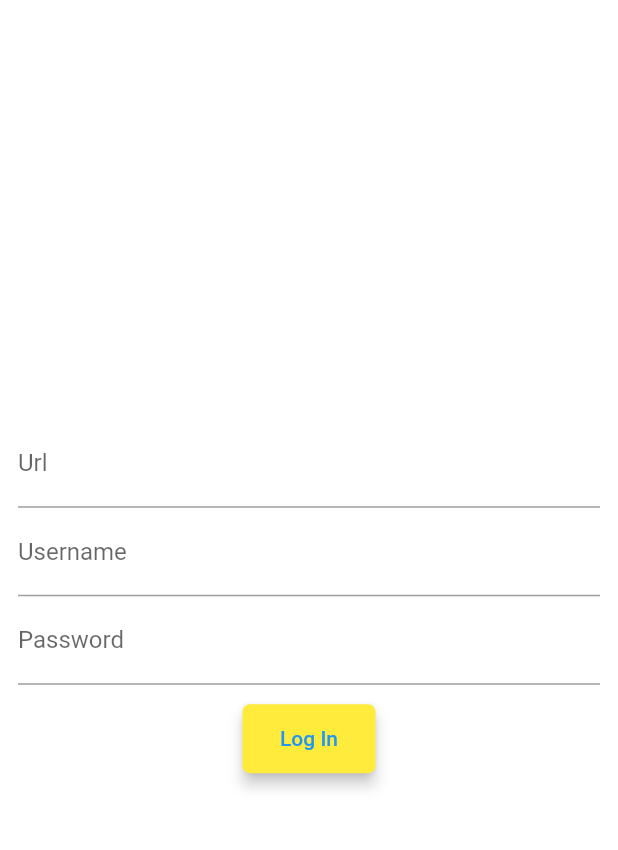
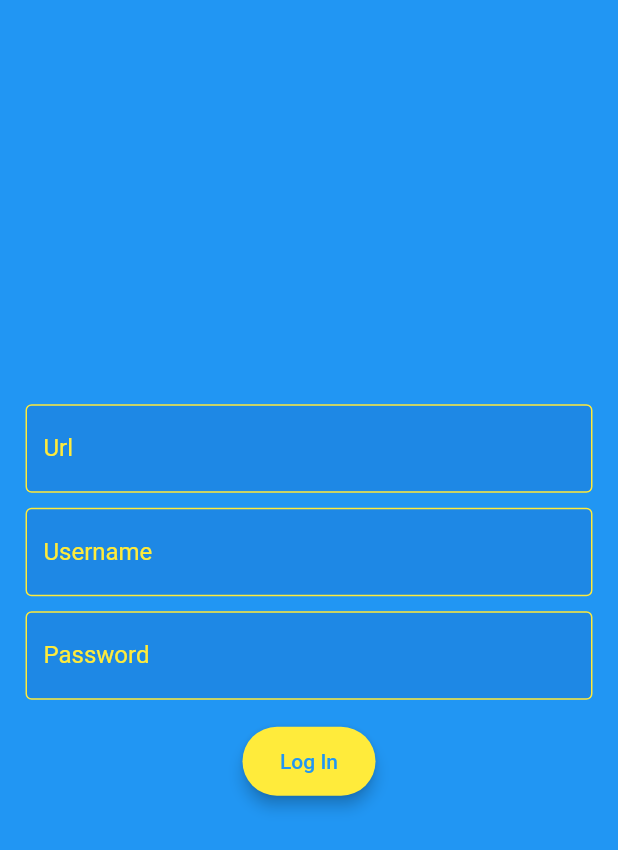
Before and after one commit to jaysonbrennan/braid, a Flutter app: the screen it shows after launch, on a phone screen of 412 x 824 dp. Shown: the top 850 px of the screen. Run offline on Flutter 3.47's test engine with Material 2 defaults, Android fonts, the phone set to English and light mode, and no system bars.

Commit message:
Updating login screen theme

```diff
--- a/lib/screens/login_screen.dart
+++ b/lib/screens/login_screen.dart
@@ -7,11 +7,14 @@ class LoginScreen extends StatelessWidget {
 
   @override
   Widget build(BuildContext context) {
-    return const Scaffold(
-      body: Center(
-        child: Padding(
-          padding: EdgeInsets.symmetric(horizontal: 12.0),
-          child: LoginWidget(),
+    return Scaffold(
+      body: Container(
+        color: Colors.blue,
+        child: const Center(
+          child: Padding(
+            padding: EdgeInsets.symmetric(horizontal: 12.0),
+            child: LoginWidget(),
+          ),
         ),
       ),
     );
--- a/lib/themes/braid_theme.dart
+++ b/lib/themes/braid_theme.dart
@@ -14,7 +14,7 @@ final braidLightTheme = ThemeData(
     background: Colors.blue,
     onBackground: Colors.yellow,
     surface: Colors.blue,
-    onSurface: Colors.black,
+    onSurface: Colors.yellow,
     error: Colors.red,
     onError: Colors.white,
   ),
--- a/lib/themes/text_button_theme.dart
+++ b/lib/themes/text_button_theme.dart
@@ -2,9 +2,10 @@ import 'package:flutter/material.dart';
 
 final textButtonTheme = TextButtonThemeData(
   style: TextButton.styleFrom(
-    backgroundColor: Colors.yellow,
+    primary: Colors.yellow,
+    backgroundColor: Colors.blue,
     shape: RoundedRectangleBorder(
-      borderRadius: BorderRadius.circular(5),
+      borderRadius: BorderRadius.circular(25),
     ),
     padding: const EdgeInsets.fromLTRB(25, 15, 25, 15),
     elevation: 4.0,
--- a/lib/widgets/login_widget.dart
+++ b/lib/widgets/login_widget.dart
@@ -16,28 +16,38 @@ class _LoginWidgetState extends State<LoginWidget> {
   final _passwordController = TextEditingController();
   var _displayLoginError = false;
 
+  static const textFieldColor = Color.fromARGB(255, 13, 134, 233);
+
   @override
   Widget build(BuildContext context) {
     return Column(
       mainAxisAlignment: MainAxisAlignment.center,
       mainAxisSize: MainAxisSize.min,
       children: [
-        TextField(
-          controller: _urlController,
-          decoration: const InputDecoration(labelText: 'Url'),
-        ),
-        TextField(
-          controller: _usernameController,
-          decoration: const InputDecoration(labelText: 'Username'),
-        ),
-        TextField(
-          controller: _passwordController,
-          decoration: const InputDecoration(labelText: 'Password'),
-          obscureText: true,
+        Column(
+          children: [
+            LoginTextField(
+              urlController: _urlController,
+              labelText: 'Url',
+            ),
+            LoginTextField(
+              urlController: _urlController,
+              labelText: 'Username',
+            ),
+            LoginTextField(
+              urlController: _urlController,
+              labelText: 'Password',
+              obscureText: true,
+            ),
+          ],
         ),
         Padding(
           padding: const EdgeInsets.all(12.0),
           child: TextButton(
+            style: TextButton.styleFrom(
+              primary: Colors.blue,
+              backgroundColor: Colors.yellow,
+            ),
             onPressed: () {
               var user = context.read<User>();
               _login(
@@ -84,3 +94,49 @@ class _LoginWidgetState extends State<LoginWidget> {
     _passwordController.text = '';
   }
 }
+
+class LoginTextField extends StatelessWidget {
+  const LoginTextField({
+    Key? key,
+    required TextEditingController urlController,
+    required String labelText,
+    obscureText = false,
+  })  : _urlController = urlController,
+        _labelText = labelText,
+        _obscureText = obscureText,
+        super(key: key);
+
+  final TextEditingController _urlController;
+  final String _labelText;
+  final bool _obscureText;
+
+  @override
+  Widget build(BuildContext context) {
+    return Padding(
+      padding: const EdgeInsets.all(5.0),
+      child: TextField(
+        controller: _urlController,
+        obscureText: _obscureText,
+        cursorColor: Colors.yellow,
+        decoration: InputDecoration(
+          filled: true,
+          fillColor: Colors.blue.shade600,
+          labelText: _labelText,
+          labelStyle: const TextStyle(
+            color: Colors.yellow,
+          ),
+          enabledBorder: const OutlineInputBorder(
+            borderSide: BorderSide(
+              color: Colors.yellow,
+            ),
+          ),
+          focusedBorder: const OutlineInputBorder(
+            borderSide: BorderSide(
+              color: Colors.yellow,
+            ),
+          ),
+        ),
+      ),
+    );
+  }
+}
```
